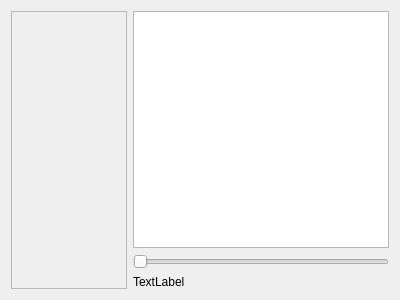
Qt form xraywindow.ui (j71200/DentistHelper) before a commit.
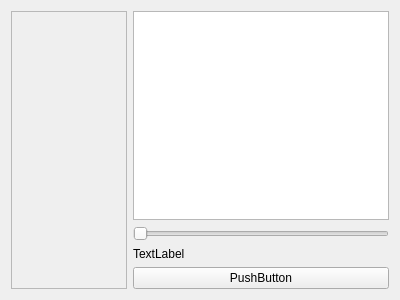
The same form after that commit. Custom widgets are drawn as their Qt base class.

The edit to the form file:
```diff
--- a/xraywindow.ui
+++ b/xraywindow.ui
@@ -57,6 +57,19 @@
        </property>
       </widget>
      </item>
+     <item>
+      <widget class="QPushButton" name="fitWindowSizeButton">
+       <property name="text">
+        <string>PushButton</string>
+       </property>
+       <property name="checkable">
+        <bool>false</bool>
+       </property>
+       <property name="checked">
+        <bool>false</bool>
+       </property>
+      </widget>
+     </item>
     </layout>
    </item>
   </layout>
```
Left out of the diff: 2 changed lines with no effect on the pictures.
